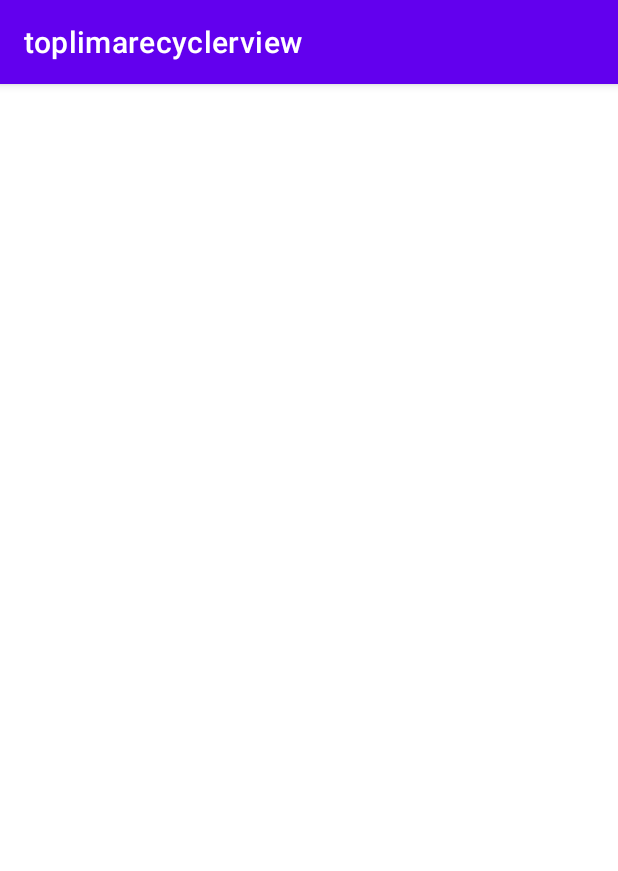
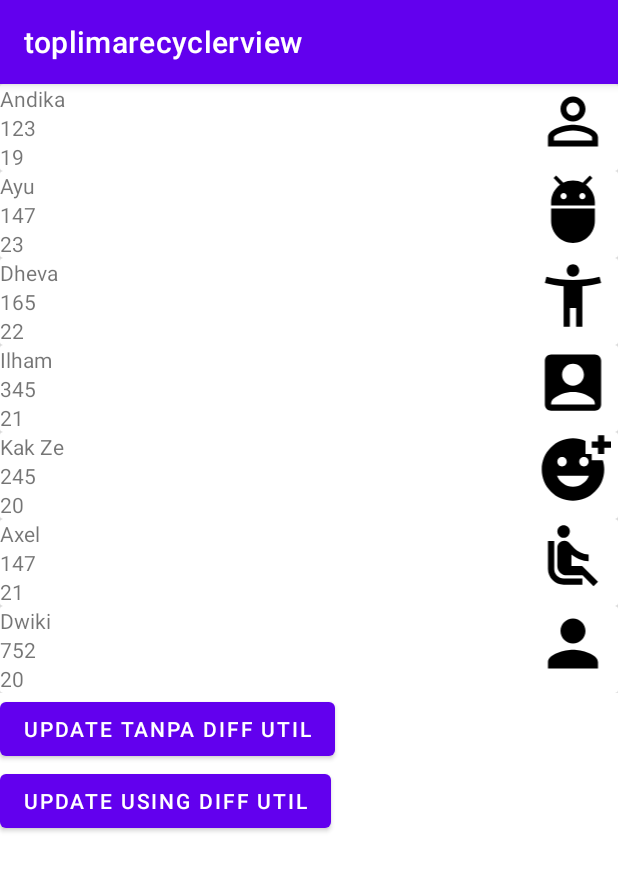
Before and after one commit to ilhamokta13/toplimarecyclerview, an Android app: the screen it shows after launch (MainActivity), on a phone screen of 412 x 824 dp. Shown: the top 871 px of the screen. Run offline under Robolectric (Android 15) with nearby library versions, the phone set to English and light mode, and no system bars.

Commit message:
Update Recycler view Set Changed dan Diffutil

```diff
--- a/app/src/main/AndroidManifest.xml
+++ b/app/src/main/AndroidManifest.xml
@@ -14,6 +14,9 @@
         android:theme="@style/Theme.Toplimarecyclerview"
         tools:targetApi="31">
         <activity
+            android:name=".DetailStudent"
+            android:exported="false" />
+        <activity
             android:name=".MainActivity"
             android:exported="true">
             <intent-filter>
--- a/app/src/main/java/com/example/toplimarecyclerview/ListStudent.kt
+++ b/app/src/main/java/com/example/toplimarecyclerview/ListStudent.kt
@@ -1,3 +1,5 @@
 package com.example.toplimarecyclerview
 
-data class ListStudent(var nama : String, var umur : Int, var image : Int)
+import java.io.Serializable
+
+data class ListStudent(var nama : String, var umur : Int, var nim : String, var image : Int) : Serializable
--- a/app/src/main/java/com/example/toplimarecyclerview/MainActivity.kt
+++ b/app/src/main/java/com/example/toplimarecyclerview/MainActivity.kt
@@ -1,5 +1,6 @@
 package com.example.toplimarecyclerview
 
+import android.content.Intent
 import androidx.appcompat.app.AppCompatActivity
 import android.os.Bundle
 import android.widget.GridLayout
@@ -10,30 +11,58 @@ import com.example.toplimarecyclerview.databinding.ActivityMainBinding
 
 class MainActivity : AppCompatActivity() {
     lateinit var binding: ActivityMainBinding
+    lateinit var adapterstudentdiff:StudentAdapterDiffUtil
     override fun onCreate(savedInstanceState: Bundle?) {
         super.onCreate(savedInstanceState)
         binding = ActivityMainBinding.inflate(layoutInflater)
         setContentView(binding.root)
 
+        adapterstudentdiff = StudentAdapterDiffUtil()
+
         val ListStudentData = arrayListOf(
-            ListStudent("Andika",19, R.drawable.ic_baseline_perm_identity_24),
-            ListStudent("Ayu", 23, R.drawable.ic_baseline_adb_24),
-            ListStudent("Dheva", 22, R.drawable.ic_baseline_accessibility_new_24),
-            ListStudent("Ilham", 21, R.drawable.ic_baseline_account_box_24),
-            ListStudent("Kak Ze", 20, R.drawable.ic_baseline_add_reaction_24),
-            ListStudent("Axel", 21, R.drawable.ic_baseline_airline_seat_recline_normal_24),
-            ListStudent("Dwiki", 20, R.drawable.ic_baseline_person_24)
+            ListStudent("Andika",19, "123", R.drawable.ic_baseline_perm_identity_24),
+            ListStudent("Ayu", 23,"147", R.drawable.ic_baseline_adb_24),
+            ListStudent("Dheva", 22,"165", R.drawable.ic_baseline_accessibility_new_24),
+            ListStudent("Ilham", 21, "345",R.drawable.ic_baseline_account_box_24),
+            ListStudent("Kak Ze", 20, "245",R.drawable.ic_baseline_add_reaction_24),
+            ListStudent("Axel", 21,"147", R.drawable.ic_baseline_airline_seat_recline_normal_24),
+            ListStudent("Dwiki", 20,"752", R.drawable.ic_baseline_person_24)
 
         )
 
         //panggil class adapter lalu isi data berupa array list
 
-        val adapterStudent = StudentAdapter(ListStudentData)
+        var adapterStudent = StudentAdapter(ListStudentData)
 
         //mengatur tata letak dari recycler view
         val lm = LinearLayoutManager(this, LinearLayoutManager.VERTICAL,false)
 //        val gl = GridLayout(this)
         binding.rvStudent.layoutManager = lm
         binding.rvStudent.adapter = adapterStudent
+
+        adapterStudent.onClick = {
+            var pindah = Intent(this, DetailStudent::class.java)
+            pindah.putExtra("detailStudent", it)
+            startActivity(pindah)
+        }
+
+        //update recyclerview menggunakan notify data set changed
+        binding.btnUpdatenodiff.setOnClickListener{
+            ListStudentData[2] = ListStudent("Update Dheva",  15, "244", R.drawable.ic_baseline_person_24 )
+            adapterStudent = StudentAdapter(ListStudentData)
+            binding.rvStudent.adapter = adapterStudent
+            adapterStudent.notifyDataSetChanged()
+        }
+
+        //update recycler view menggunakan DiffUtil
+        binding.btnUpdateDiff.setOnClickListener {
+            ListStudentData[3] = ListStudent("Update Ilham", 10, "7456",R.drawable.ic_baseline_add_reaction_24)
+            adapterstudentdiff = StudentAdapterDiffUtil()
+            adapterstudentdiff.submitData(ListStudentData)
+            binding.rvStudent.adapter = adapterstudentdiff
+
+
+        }
+
     }
 }
--- a/app/src/main/java/com/example/toplimarecyclerview/StudentAdapter.kt
+++ b/app/src/main/java/com/example/toplimarecyclerview/StudentAdapter.kt
@@ -3,17 +3,22 @@ package com.example.toplimarecyclerview
 import android.view.LayoutInflater
 import android.view.View
 import android.view.ViewGroup
+import android.widget.Button
 import android.widget.ImageView
 import android.widget.TextView
+import androidx.cardview.widget.CardView
 import androidx.recyclerview.widget.RecyclerView
 
 
 class StudentAdapter(var listStudent:ArrayList<ListStudent>): RecyclerView.Adapter<StudentAdapter.ViewHolder>() {
-
+        var onClick : ((ListStudent) -> Unit)? = null
     class ViewHolder(view : View) : RecyclerView.ViewHolder(view){
         var nama = view.findViewById<TextView>(R.id.txtNama)
         var umur = view.findViewById<TextView>(R.id.txtUmur)
-        var img = view.findViewById<ImageView>(R.id.imgStudent)
+        var nim = view.findViewById<TextView>(R.id.txtNim)
+        var img = view.findViewById<ImageView>(R.id.img)
+        var card = view.findViewById<CardView>(R.id.cardList)
+
 
     }
 
@@ -26,7 +31,11 @@ class StudentAdapter(var listStudent:ArrayList<ListStudent>): RecyclerView.Adapt
     override fun onBindViewHolder(holder: StudentAdapter.ViewHolder, position: Int) {
         holder.nama.text = listStudent[position].nama
         holder.umur.text = listStudent[position].umur.toString()
+        holder.nim.text = listStudent[position].nim.toString()
         holder.img.setImageResource(listStudent[position].image)
+        holder.card.setOnClickListener{
+            onClick?.invoke(listStudent[position])
+        }
 
 
     }
--- a/app/src/main/res/layout/activity_main.xml
+++ b/app/src/main/res/layout/activity_main.xml
@@ -1,4 +1,3 @@
-<?xml version="1.0" encoding="utf-8"?>
 <RelativeLayout xmlns:android="http://schemas.android.com/apk/res/android"
     xmlns:app="http://schemas.android.com/apk/res-auto"
     xmlns:tools="http://schemas.android.com/tools"
@@ -11,4 +10,22 @@
         android:layout_width="match_parent"
         android:layout_height="wrap_content" />
 
+
+    <Button
+        android:id="@+id/btnUpdatenodiff"
+        android:text="update tanpa diff util"
+        android:layout_below="@+id/rvStudent"
+        android:layout_width="wrap_content"
+        android:layout_height="wrap_content"/>
+
+    <Button
+        android:id="@+id/btnUpdateDiff"
+        android:layout_width="wrap_content"
+        android:layout_height="wrap_content"
+        android:layout_below="@+id/btnUpdatenodiff"
+        android:text="update using Diff Util" />
+
+
+
+
 </RelativeLayout>
--- a/app/src/main/res/layout/item_student.xml
+++ b/app/src/main/res/layout/item_student.xml
@@ -1,40 +1,37 @@
 <?xml version="1.0" encoding="utf-8"?>
-<RelativeLayout xmlns:android="http://schemas.android.com/apk/res/android"
+
+<androidx.cardview.widget.CardView
+    xmlns:android="http://schemas.android.com/apk/res/android"
     android:layout_width="match_parent"
-    android:layout_height="match_parent"
-    xmlns:app="http://schemas.android.com/apk/res-auto">
+    android:id="@+id/cardList"
+    android:layout_height="wrap_content">
 
-    <androidx.cardview.widget.CardView
-        app:cardMaxElevation="5dp"
-        android:layout_margin="20dp"
+    <RelativeLayout
         android:layout_width="match_parent"
         android:layout_height="wrap_content">
-        <RelativeLayout
-            android:layout_margin="20dp"
+        <TextView
+            android:id="@+id/txtNama"
+            android:text="Ilham"
             android:layout_width="wrap_content"
-            android:layout_height="wrap_content">
+            android:layout_height="wrap_content"/>
+        <TextView
+            android:id="@+id/txtNim"
+            android:text="123456"
+            android:layout_below="@+id/txtNama"
+            android:layout_width="wrap_content"
+            android:layout_height="wrap_content"/>
+        <TextView
+            android:id="@+id/txtUmur"
+            android:text="15"
+            android:layout_below="@+id/txtNim"
+            android:layout_width="wrap_content"
+            android:layout_height="wrap_content"/>
 
-            <ImageView
-                android:id="@+id/imgStudent"
-                android:layout_width="100dp"
-                android:layout_height="100dp" />
+        <ImageView
+            android:id="@+id/img"
+            android:layout_width="60dp"
+            android:layout_height="50dp"
+            android:layout_alignParentRight="true" />
+    </RelativeLayout>
 
-            <TextView
-                android:id="@+id/txtNama"
-                android:layout_toRightOf="@+id/imgStudent"
-                android:layout_width="wrap_content"
-                android:layout_height="wrap_content"
-                android:text="Nama Student"/>
-            <TextView
-                android:id="@+id/txtUmur"
-                android:layout_width="wrap_content"
-                android:layout_height="wrap_content"
-                android:text="22"
-                android:layout_alignParentRight="true"/>
-
-
-        </RelativeLayout>
-
-    </androidx.cardview.widget.CardView>
-
-</RelativeLayout>
+</androidx.cardview.widget.CardView>
```
Also changed, not shown: app/src/main/java/com/example/toplimarecyclerview/DetailStudent.kt (added, +21 -0 lines), app/src/main/java/com/example/toplimarecyclerview/StudentAdapterDiffUtil.kt (added, +55 -0 lines), app/src/main/res/layout/activity_detail_student.xml (added, +36 -0 lines).
